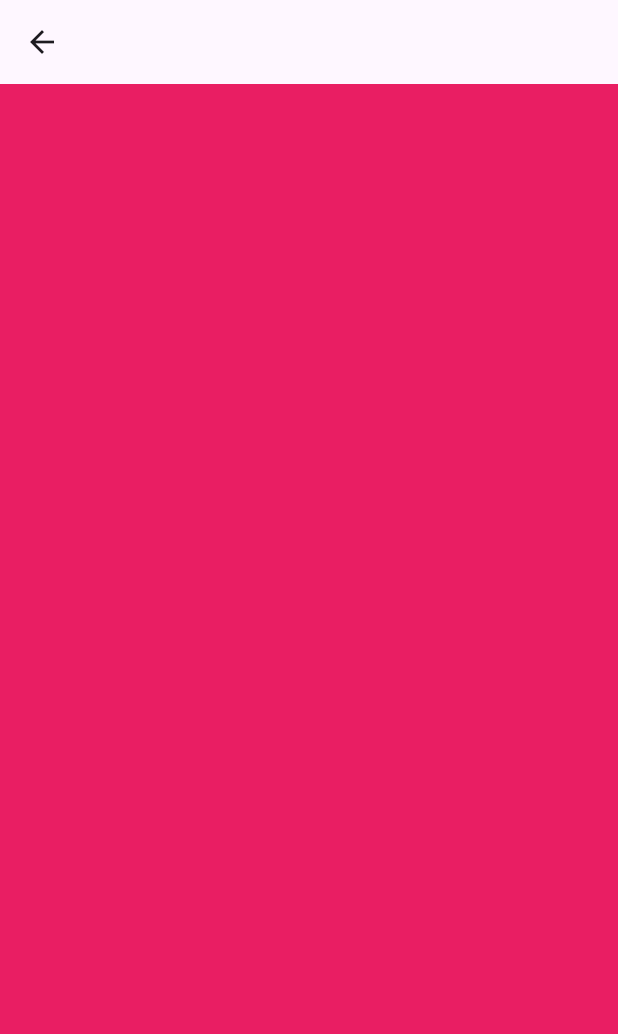
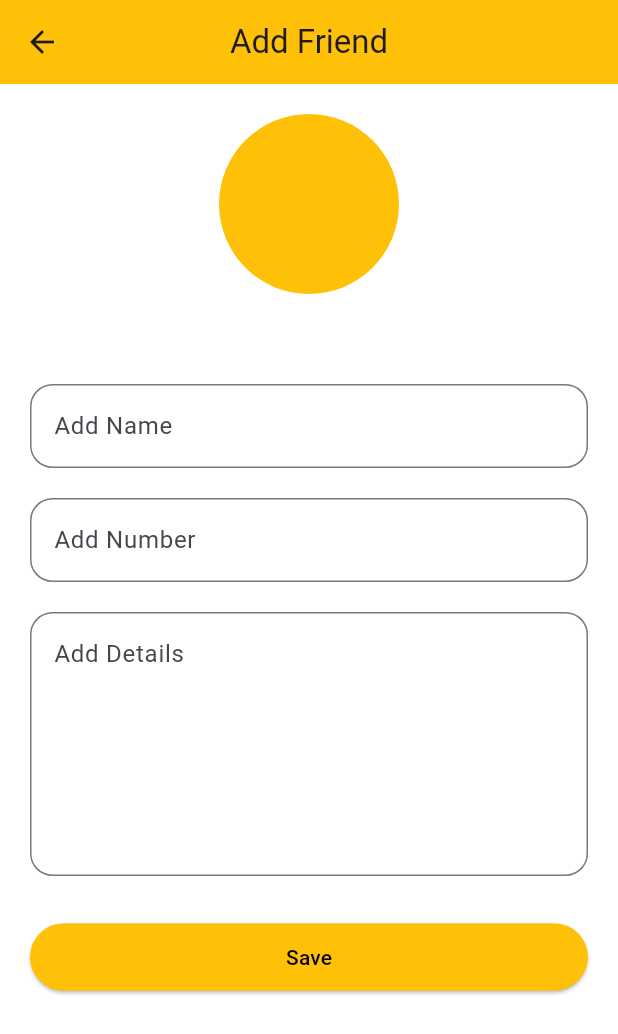
Before and after one commit to AbuBakar044/social_squad_1, a Flutter app: the AddFriendScreen screen opened directly, on a phone screen of 412 x 824 dp. Shown: the top 1034 px of the screen. Run offline on Flutter 3.47's test engine with Material 3 defaults, Android fonts, the phone set to English and light mode, and no system bars.

Commit message:
Added add friend screen
Added add friend screen

```diff
--- a/lib/add_friend_screen.dart
+++ b/lib/add_friend_screen.dart
@@ -10,9 +10,99 @@ class AddFriendScreen extends StatefulWidget {
 class _AddFriendScreenState extends State<AddFriendScreen> {
   @override
   Widget build(BuildContext context) {
-    return  Scaffold(
-      backgroundColor: Colors.pink,
-      appBar: AppBar(),
-    );
+    return Scaffold(
+        backgroundColor: Colors.white,
+        appBar: AppBar(
+          backgroundColor: Colors.amber,
+          title: const Text('Add Friend'),
+          centerTitle: true,
+        ),
+        body: SizedBox(
+          height: MediaQuery.of(context).size.height,
+          width: MediaQuery.of(context).size.width,
+          child: Padding(
+            padding: const EdgeInsets.all(20.0),
+            child: Column(
+              crossAxisAlignment: CrossAxisAlignment.center,
+              children: [
+                const CircleAvatar(
+                  radius: 60.0,
+                  backgroundColor: Colors.amber,
+                ),
+                const SizedBox(
+                  height: 60.0,
+                ),
+                TextFormField(
+                  decoration: InputDecoration(
+                    hintText: 'Add Name',
+                    border: OutlineInputBorder(
+                      borderRadius: BorderRadius.circular(
+                        15.0,
+                      ),
+                    ),
+                  ),
+                ),
+                const SizedBox(
+                  height: 20.0,
+                ),
+                TextFormField(
+                  decoration: InputDecoration(
+                    hintText: 'Add Number',
+                    border: OutlineInputBorder(
+                      borderRadius: BorderRadius.circular(
+                        15.0,
+                      ),
+                    ),
+                  ),
+                ),
+                const SizedBox(
+                  height: 20.0,
+                ),
+                TextFormField(
+                  maxLines: 6,
+                  decoration: InputDecoration(
+                    hintText: 'Add Details',
+                    border: OutlineInputBorder(
+                      borderRadius: BorderRadius.circular(
+                        15.0,
+                      ),
+                    ),
+                  ),
+                ),
+                const SizedBox(
+                  height: 30.0,
+                ),
+                ElevatedButton(
+                  onPressed: () {
+                    ScaffoldMessenger.of(context).showSnackBar(
+                      const SnackBar(
+                        content: Text(
+                          'Lahore da pava, akhter lava',
+                        ),
+                      ),
+                    );
+                  },
+                  style: ButtonStyle(
+                    backgroundColor: const MaterialStatePropertyAll(
+                      Colors.amber,
+                    ),
+                    fixedSize: MaterialStatePropertyAll(
+                      Size(
+                        MediaQuery.sizeOf(context).width,
+                        45.0,
+                      ),
+                    ),
+                  ),
+                  child: const Text(
+                    'Save',
+                    style: TextStyle(
+                      color: Colors.black,
+                    ),
+                  ),
+                ),
+              ],
+            ),
+          ),
+        ));
   }
 }
```
